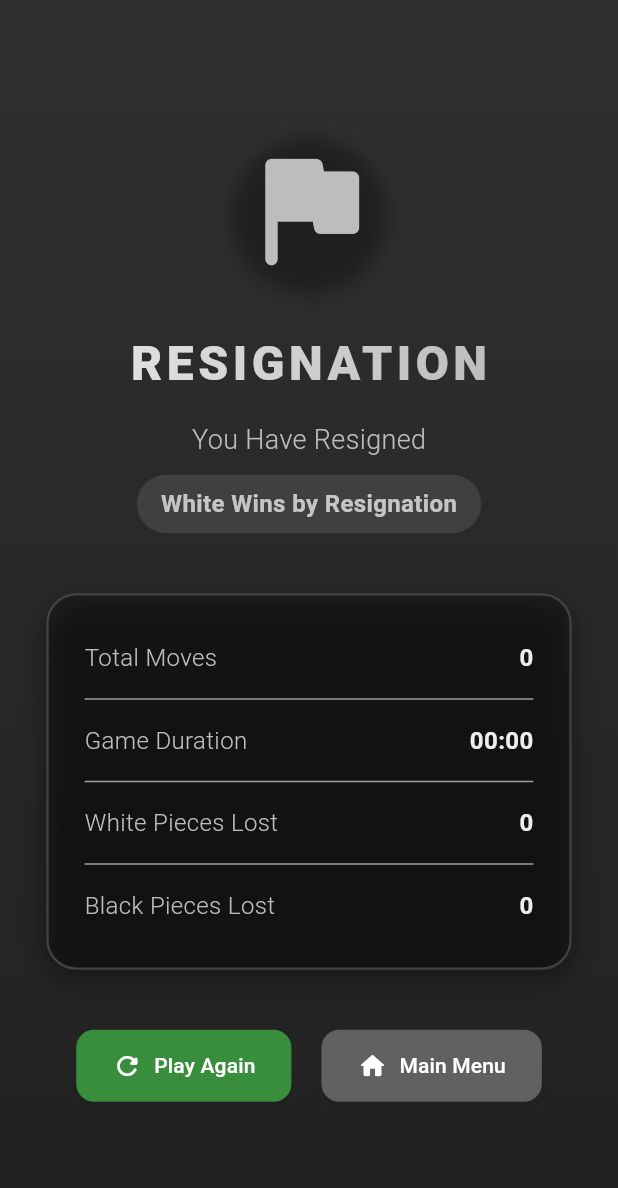
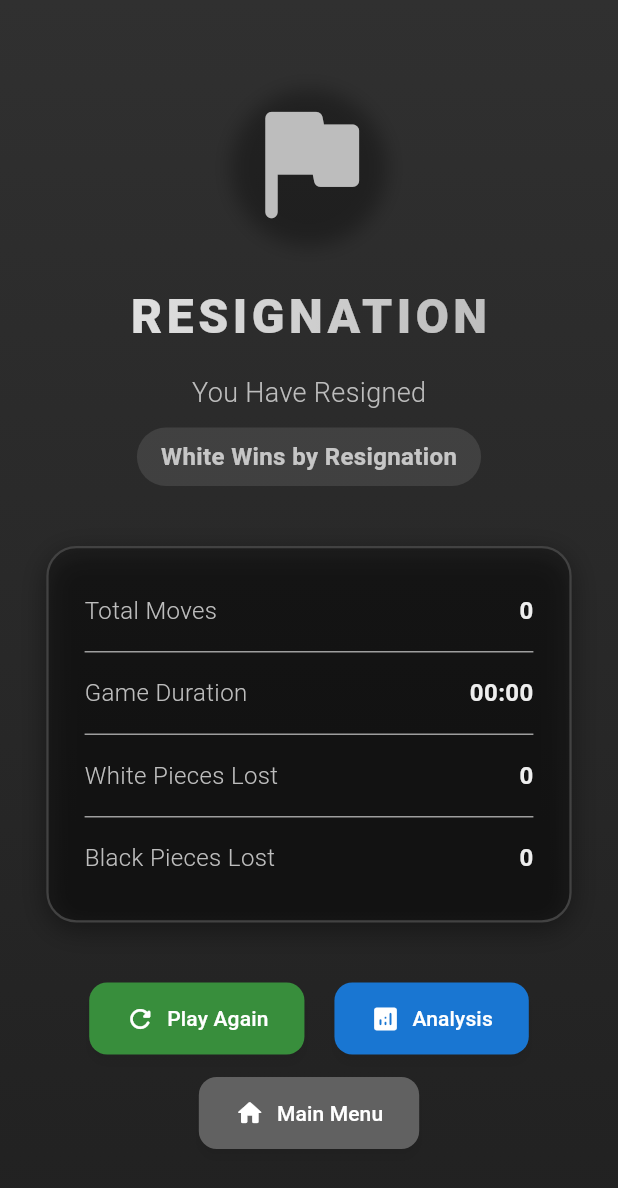
Before and after one commit to Suyog0-0/Chess, a Flutter app: the ResignationScreen screen opened directly with empty values, on a phone screen of 412 x 824 dp. Shown: the top 1188 px of the screen. Run offline on Flutter 3.47's test engine with Material 3 defaults, Android fonts, the phone set to English and light mode, and no system bars; our stand-ins replace audioplayers, confetti, shared_preferences; accounts and stored records are empty; Roboto replaces fonts that are missing (ChessFont).

Commit message:
Added pieces to the analysis screen, added analysis button to resignation screen

```diff
--- a/lib/resignation_screen.dart
+++ b/lib/resignation_screen.dart
@@ -10,6 +10,7 @@ class ResignationScreen extends StatefulWidget {
   final int blackPiecesCaptured;
   final bool wasPlayingAgainstAI;
   final VoidCallback onPlayAgain;
+  final VoidCallback onViewAnalysis; // NEW: Analysis callback
   final VoidCallback onBackToMenu;
 
   const ResignationScreen({
@@ -21,6 +22,7 @@ class ResignationScreen extends StatefulWidget {
     required this.blackPiecesCaptured,
     required this.wasPlayingAgainstAI,
     required this.onPlayAgain,
+    required this.onViewAnalysis, // NEW: Analysis callback
     required this.onBackToMenu,
   });
 
@@ -284,6 +286,12 @@ class _ResignationScreenState extends State<ResignationScreen>
                             color: Colors.green[700]!,
                           ),
                           _buildActionButton(
+                            onPressed: widget.onViewAnalysis, // NEW: Analysis button
+                            icon: Icons.analytics_rounded,
+                            label: 'Analysis',
+                            color: Colors.blue[700]!,
+                          ),
+                          _buildActionButton(
                             onPressed: widget.onBackToMenu,
                             icon: Icons.home_rounded,
                             label: 'Main Menu',
```
Also changed, not shown: lib/game_analysis_screen.dart (+13 -1 lines), lib/game_board.dart (+13 -2 lines).
